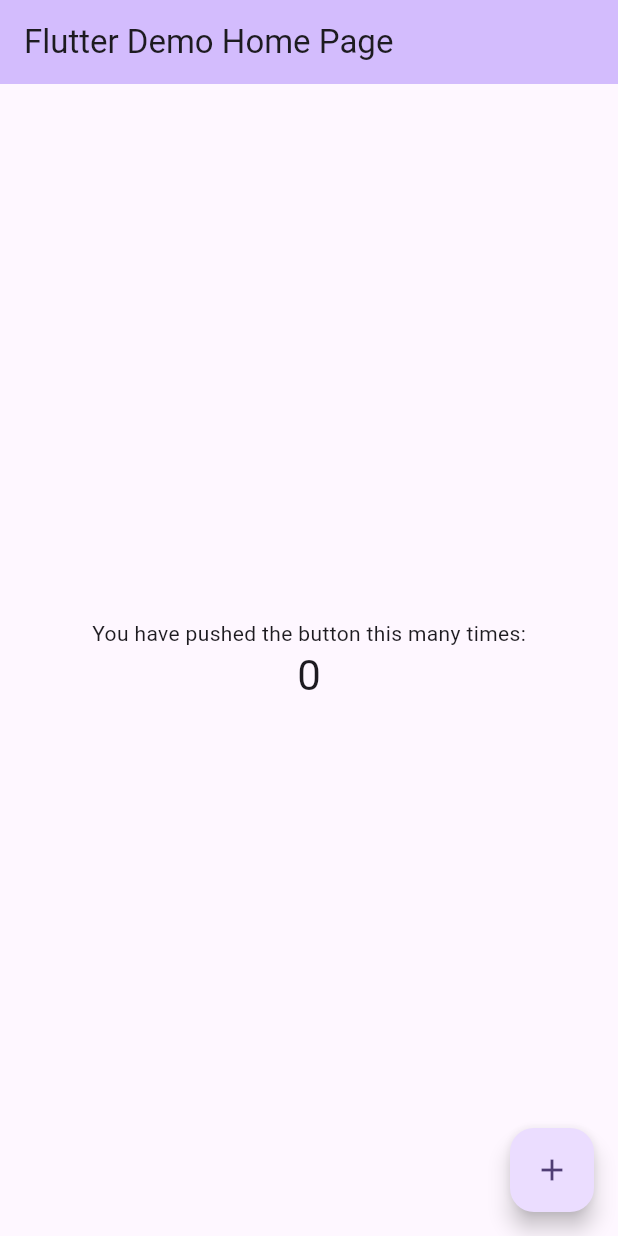
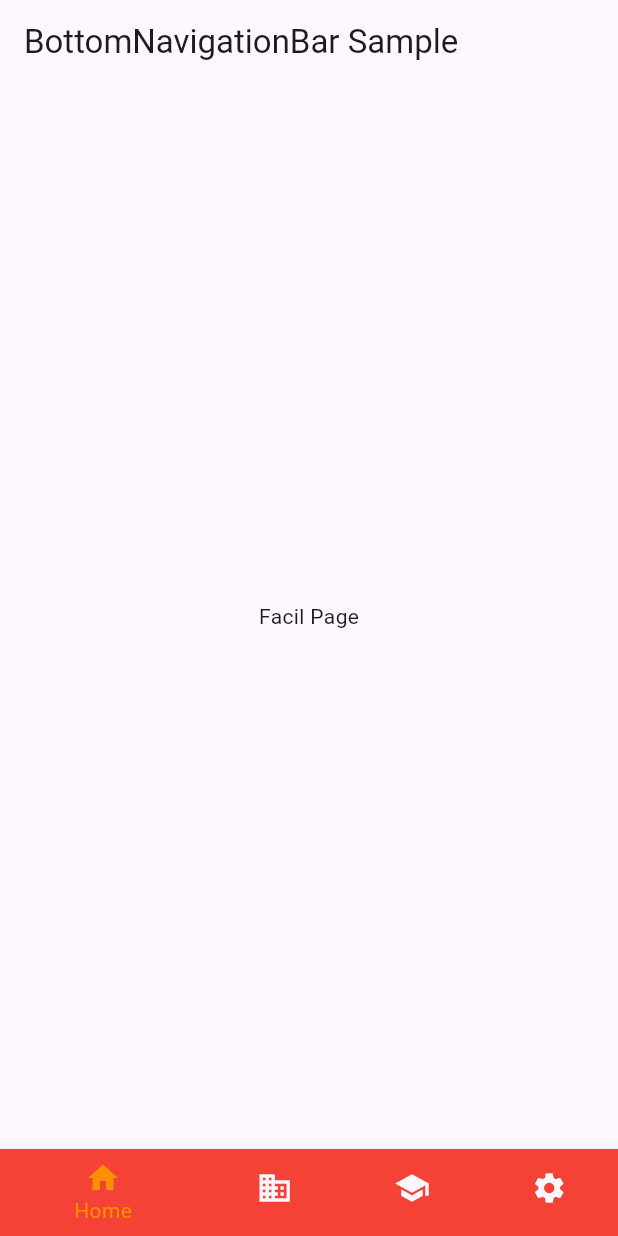
Before and after one commit to WagnerDiasM/trabalho_mob, a Flutter app: the screen it shows after launch, on a phone screen of 412 x 824 dp. Run offline on Flutter 3.47's test engine with Material 3 defaults, Android fonts, the phone set to English and light mode, and no system bars.

Commit message:
PROJETO BASE

```diff
--- a/lib/main.dart
+++ b/lib/main.dart
@@ -1,41 +1,46 @@
 import 'package:flutter/material.dart';
+import 'package:trabalho_mob/pages/dificil.dart';
+import 'package:trabalho_mob/pages/facil.dart';
+import 'package:trabalho_mob/pages/medio.dart';
+import 'package:trabalho_mob/pages/regras.dart';
 
-void main() {
-  runApp(const MyApp());
-}
+/// Flutter code sample for [BottomNavigationBar].
 
-class MyApp extends StatelessWidget {
-  const MyApp({super.key});
+void main() => runApp(const BottomNavigationBarExampleApp());
 
-  // This widget is the root of your application.
+class BottomNavigationBarExampleApp extends StatelessWidget {
+  const BottomNavigationBarExampleApp({super.key});
+
   @override
   Widget build(BuildContext context) {
-    return MaterialApp(
-      title: 'Flutter Demo',
-      theme: ThemeData(
-        colorScheme: ColorScheme.fromSeed(seedColor: Colors.deepPurple),
-        useMaterial3: true,
-      ),
-      home: const MyHomePage(title: 'Flutter Demo Home Page'),
+    return const MaterialApp(
+      home: BottomNavigationBarExample(),
     );
   }
 }
 
-class MyHomePage extends StatefulWidget {
-  const MyHomePage({super.key, required this.title});
-
-  final String title;
+class BottomNavigationBarExample extends StatefulWidget {
+  const BottomNavigationBarExample({super.key});
 
   @override
-  State<MyHomePage> createState() => _MyHomePageState();
+  State<BottomNavigationBarExample> createState() =>
+      _BottomNavigationBarExampleState();
 }
 
-class _MyHomePageState extends State<MyHomePage> {
-  int _counter = 0;
+class _BottomNavigationBarExampleState
+    extends State<BottomNavigationBarExample> {
+  int _selectedIndex = 0;
+  static const List<Widget> _widgetOptions = <Widget>[
+    // Páginas para cada icone
+    FacilPage(),
+    MedioPage(),
+    DificilPage(),
+    RegrasPage(),
+  ];
 
-  void _incrementCounter() {
+  void _onItemTapped(int index) {
     setState(() {
-      _counter++;
+      _selectedIndex = index;
     });
   }
 
@@ -43,28 +48,38 @@ class _MyHomePageState extends State<MyHomePage> {
   Widget build(BuildContext context) {
     return Scaffold(
       appBar: AppBar(
-        backgroundColor: Theme.of(context).colorScheme.inversePrimary,
-        title: Text(widget.title),
+        title: const Text('BottomNavigationBar Sample'),
       ),
       body: Center(
-        child: Column(
-          mainAxisAlignment: MainAxisAlignment.center,
-          children: <Widget>[
-            const Text(
-              'You have pushed the button this many times:',
-            ),
-            Text(
-              '$_counter',
-              style: Theme.of(context).textTheme.headlineMedium,
-            ),
-          ],
-        ),
+        child: _widgetOptions.elementAt(_selectedIndex),
       ),
-      floatingActionButton: FloatingActionButton(
-        onPressed: _incrementCounter,
-        tooltip: 'Increment',
-        child: const Icon(Icons.add),
-      ), // This trailing comma makes auto-formatting nicer for build methods.
+      bottomNavigationBar: BottomNavigationBar(
+        items: const <BottomNavigationBarItem>[
+          BottomNavigationBarItem(
+            icon: Icon(Icons.home),
+            label: 'Home',
+            backgroundColor: Colors.red,
+          ),
+          BottomNavigationBarItem(
+            icon: Icon(Icons.business),
+            label: 'Business',
+            backgroundColor: Colors.green,
+          ),
+          BottomNavigationBarItem(
+            icon: Icon(Icons.school),
+            label: 'School',
+            backgroundColor: Colors.purple,
+          ),
+          BottomNavigationBarItem(
+            icon: Icon(Icons.settings),
+            label: 'Settings',
+            backgroundColor: Colors.pink,
+          ),
+        ],
+        currentIndex: _selectedIndex,
+        selectedItemColor: Colors.amber[800],
+        onTap: _onItemTapped,
+      ),
     );
   }
 }
--- /dev/null
+++ b/lib/pages/facil.dart
@@ -0,0 +1,10 @@
+import 'package:flutter/material.dart';
+
+class FacilPage extends StatelessWidget {
+  const FacilPage({super.key});
+
+  @override
+  Widget build(BuildContext context) {
+    return const Text('Facil Page');
+  }
+}
```
Also changed, not shown: lib/pages/dificil.dart (added, +10 -0 lines), lib/pages/medio.dart (added, +10 -0 lines), lib/pages/regras.dart (added, +10 -0 lines), 1 other file.
